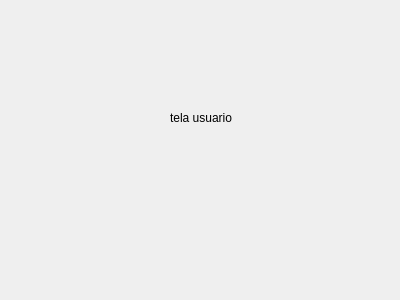
Winicios22/Gbiblioteca, file telausuario.ui: the form before one commit.
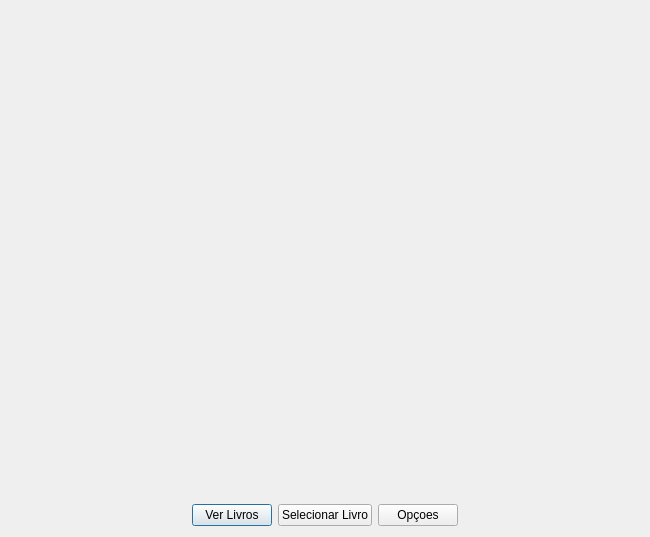
The form after the commit. Icons and pictures are not drawn.

Patch:
```diff
--- a/telausuario.ui
+++ b/telausuario.ui
@@ -6,26 +6,102 @@
    <rect>
     <x>0</x>
     <y>0</y>
-    <width>400</width>
-    <height>300</height>
+    <width>650</width>
+    <height>537</height>
    </rect>
   </property>
   <property name="windowTitle">
    <string>Dialog</string>
   </property>
-  <widget class="QLabel" name="label">
-   <property name="geometry">
-    <rect>
-     <x>170</x>
-     <y>110</y>
-     <width>101</width>
-     <height>16</height>
-    </rect>
-   </property>
-   <property name="text">
-    <string>tela usuario</string>
-   </property>
-  </widget>
+  <layout class="QGridLayout" name="gridLayout">
+   <item row="0" column="3">
+    <spacer name="verticalSpacer">
+     <property name="orientation">
+      <enum>Qt::Vertical</enum>
+     </property>
+     <property name="sizeHint" stdset="0">
+      <size>
+       <width>20</width>
+       <height>40</height>
+      </size>
+     </property>
+    </spacer>
+   </item>
+   <item row="2" column="3">
+    <spacer name="verticalSpacer_2">
+     <property name="orientation">
+      <enum>Qt::Vertical</enum>
+     </property>
+     <property name="sizeHint" stdset="0">
+      <size>
+       <width>20</width>
+       <height>40</height>
+      </size>
+     </property>
+    </spacer>
+   </item>
+   <item row="4" column="5">
+    <spacer name="horizontalSpacer_2">
+     <property name="orientation">
+      <enum>Qt::Horizontal</enum>
+     </property>
+     <property name="sizeHint" stdset="0">
+      <size>
+       <width>40</width>
+       <height>20</height>
+      </size>
+     </property>
+    </spacer>
+   </item>
+   <item row="1" column="3">
+    <widget class="QLabel" name="label">
+     <property name="text">
+      <string/>
+     </property>
+     <property name="pixmap">
+      <pixmap resource="arquivos.qrc">:/imagens/imagens/mesa.png</pixmap>
+     </property>
+    </widget>
+   </item>
+   <item row="4" column="0">
+    <spacer name="horizontalSpacer">
+     <property name="orientation">
+      <enum>Qt::Horizontal</enum>
+     </property>
+     <property name="sizeHint" stdset="0">
+      <size>
+       <width>40</width>
+       <height>20</height>
+      </size>
+     </property>
+    </spacer>
+   </item>
+   <item row="4" column="3">
+    <layout class="QHBoxLayout" name="horizontalLayout">
+     <item>
+      <widget class="QPushButton" name="pushButton_3">
+       <property name="text">
+        <string>Ver Livros</string>
+       </property>
+      </widget>
+     </item>
+     <item>
+      <widget class="QPushButton" name="pushButton_2">
+       <property name="text">
+        <string>Selecionar Livro</string>
+       </property>
+      </widget>
+     </item>
+     <item>
+      <widget class="QPushButton" name="pushButton">
+       <property name="text">
+        <string>Opçoes</string>
+       </property>
+      </widget>
+     </item>
+    </layout>
+   </item>
+  </layout>
  </widget>
  <resources/>
  <connections/>
```
Left out of the diff: 4 changed lines with no effect on the pictures.
